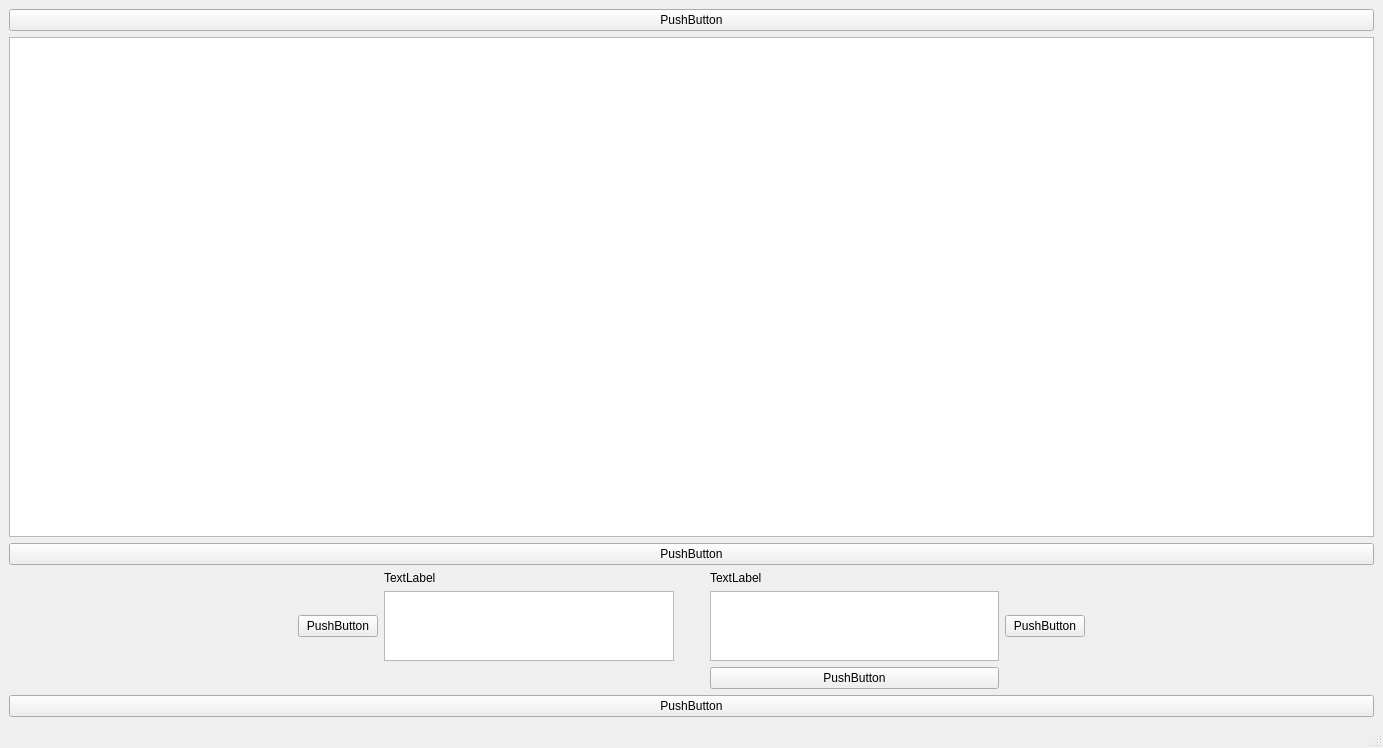
serarandal/CANCommunicate, file CanCommunicateLinuxVersion/UI/SendWindowManTEST.ui: the form before one commit.
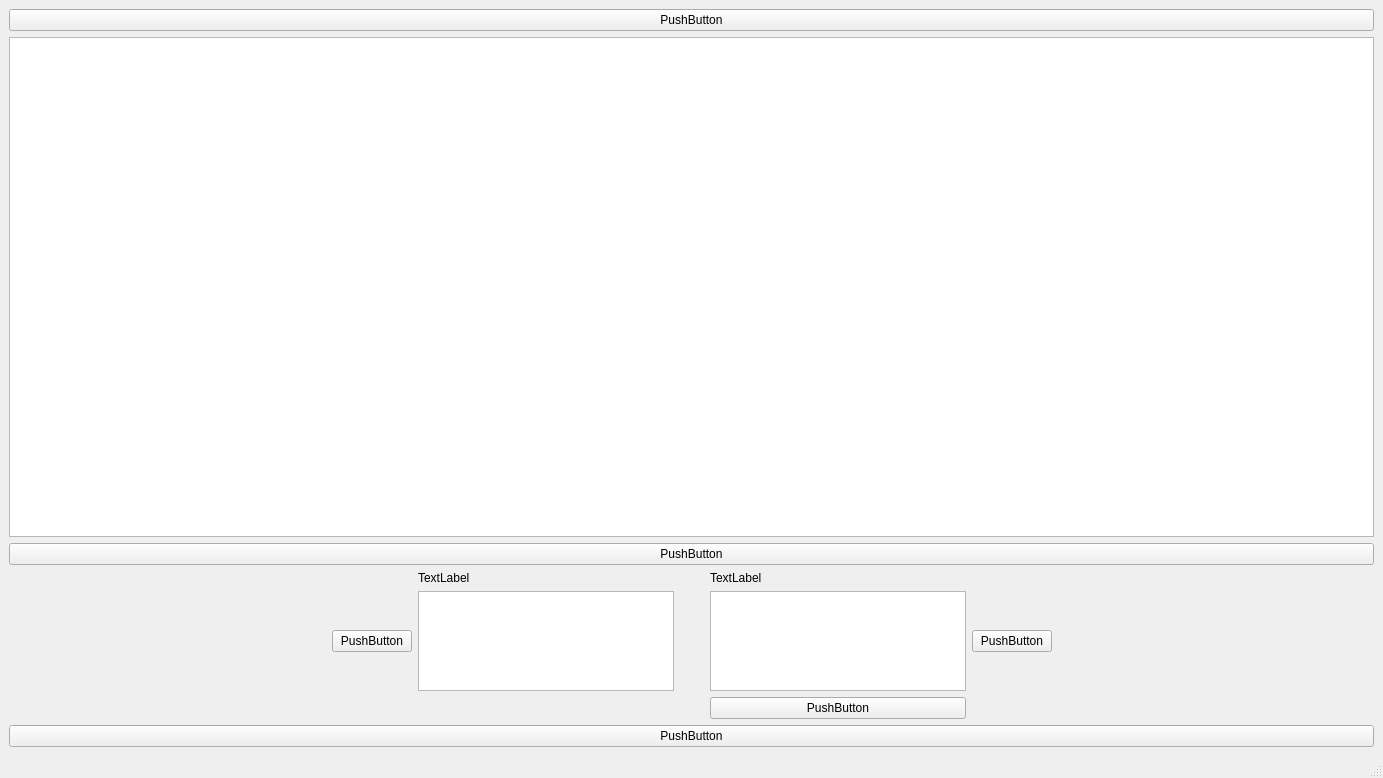
The form after the commit.

Commit message: "It just works"Todd Howard Same message fix for filter

What changed in the file:
```diff
--- a/CanCommunicateLinuxVersion/UI/SendWindowManTEST.ui
+++ b/CanCommunicateLinuxVersion/UI/SendWindowManTEST.ui
@@ -70,7 +70,7 @@
       <item row="1" column="2">
        <widget class="QPlainTextEdit" name="plainTextEdit">
         <property name="sizePolicy">
-         <sizepolicy hsizetype="MinimumExpanding" vsizetype="MinimumExpanding">
+         <sizepolicy hsizetype="Minimum" vsizetype="Minimum">
           <horstretch>0</horstretch>
           <verstretch>0</verstretch>
          </sizepolicy>
@@ -147,7 +147,20 @@
        </spacer>
       </item>
       <item row="1" column="4">
-       <widget class="QPlainTextEdit" name="plainTextEdit_2"/>
+       <widget class="QPlainTextEdit" name="plainTextEdit_2">
+        <property name="sizePolicy">
+         <sizepolicy hsizetype="Minimum" vsizetype="Minimum">
+          <horstretch>0</horstretch>
+          <verstretch>0</verstretch>
+         </sizepolicy>
+        </property>
+        <property name="minimumSize">
+         <size>
+          <width>20</width>
+          <height>100</height>
+         </size>
+        </property>
+       </widget>
       </item>
      </layout>
     </item>
```
The commit also changes 1 other file.
